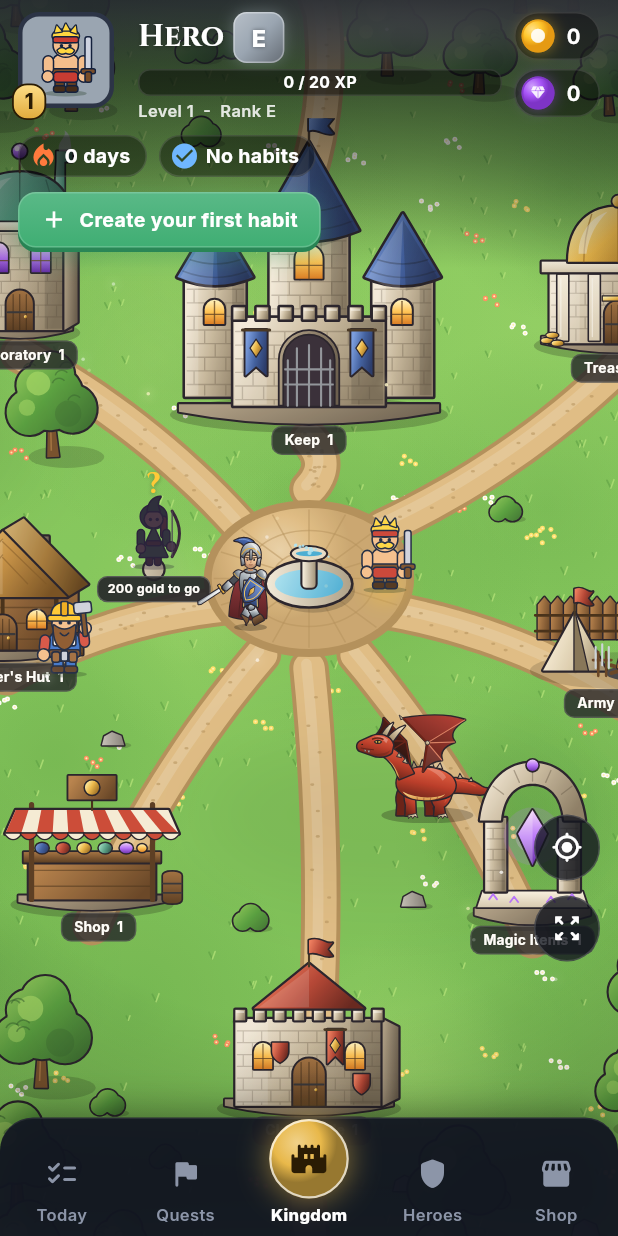
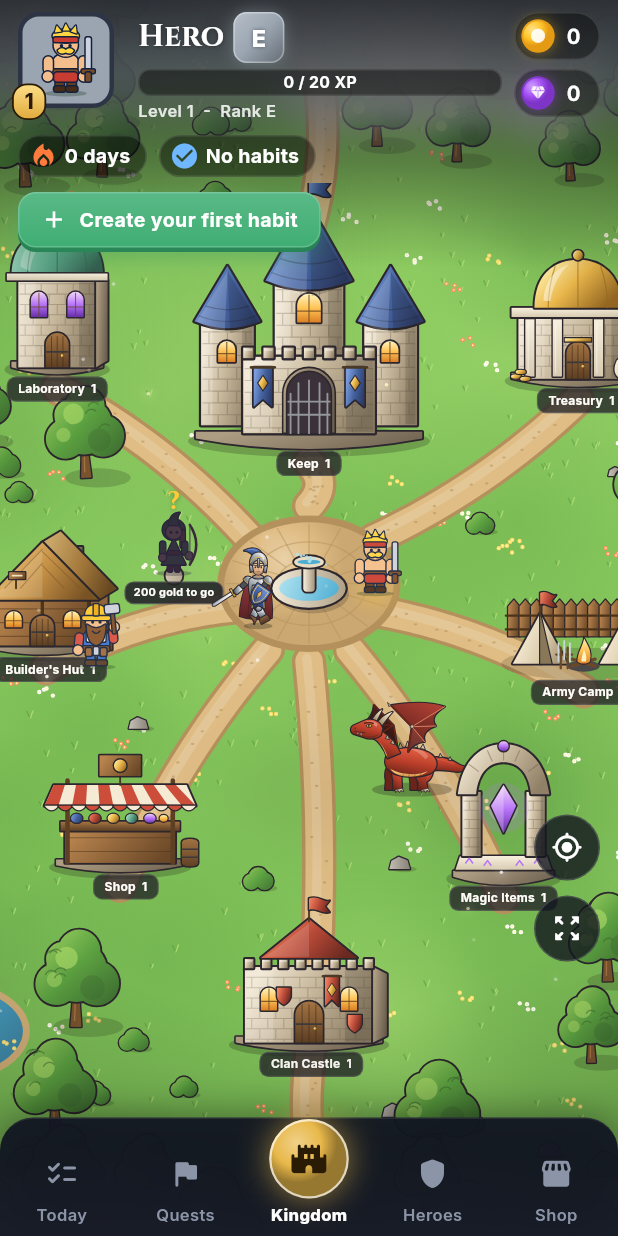
Before and after one commit to devloVinci/life_kingdom, a Flutter app: the screen it shows after launch, on a phone screen of 412 x 824 dp. Run offline on Flutter 3.47's test engine with Material 3 defaults, Android fonts, the phone set to English and light mode, and no system bars; our stand-ins replace flutter_local_notifications, flutter_riverpod, flutter_svg, go_router, google_fonts, shared_preferences and 1 more.

Commit message:
Show default cosmetics as equipped; polish autumn, currency pills, home zoom
Co-Authored-By: Claude Opus 5.5 <noreply@anthropic.com>
Claude-Session: https://claude.ai/code/session_01TbanZDgB3Qx8vE3XVTgAP2

```diff
--- a/lib/app/providers.dart
+++ b/lib/app/providers.dart
@@ -35,8 +35,7 @@ final seasonProvider = Provider<SeasonPack>((ref) => SeasonPack.byId(
 
 /// Equipped dragon skin id, e.g. `dragon_ember`.
 final dragonSkinProvider = Provider<String>((ref) =>
-    ref.watch(gameProvider.select((s) => s.equipped['dragonSkin'])) ??
-    'dragon_ember');
+    ref.watch(gameProvider.select((s) => s.equippedIn('dragonSkin')))!);
 
 class GameController extends Notifier<GameState> {
   @override
--- a/lib/core/characters/rig_data.dart
+++ b/lib/core/characters/rig_data.dart
@@ -1,6 +1,7 @@
 import 'dart:convert';
 import 'dart:ui';
 
+import 'package:flutter/foundation.dart';
 import 'package:flutter/services.dart';
 
 /// One stackable SVG layer of a character (all layers share one canvas).
@@ -58,6 +59,10 @@ class RigData {
 
   static final Map<String, Future<RigData?>> _cache = {};
 
+  /// Forgets loaded rigs (tests that pump several apps in a row).
+  @visibleForTesting
+  static void clearCache() => _cache.clear();
+
   /// Loads (and caches) a rig; resolves to null when the character has no art.
   static Future<RigData?> load(String slug, {AssetBundle? bundle}) {
     return _cache.putIfAbsent(slug, () async {
--- a/lib/core/game/models.dart
+++ b/lib/core/game/models.dart
@@ -316,6 +316,17 @@ class GameState {
   };
   static const defaultEquipped = {'character': 'char_raider'};
 
+  /// What each equip slot shows when nothing was chosen yet.
+  static const slotDefaults = {
+    'character': 'char_raider',
+    'uiTheme': 'ui_obsidian',
+    'season': 'season_summer',
+    'dragonSkin': 'dragon_ember',
+  };
+
+  /// Equipped item for [slot], falling back to the slot's default.
+  String? equippedIn(String slot) => equipped[slot] ?? slotDefaults[slot];
+
   final String playerName;
   final List<TaskItem> tasks;
   final int totalXp;
--- a/lib/core/widgets/resource_counter.dart
+++ b/lib/core/widgets/resource_counter.dart
@@ -50,7 +50,7 @@ class ResourceCounter extends StatelessWidget {
           ? const EdgeInsets.fromLTRB(4, 4, 14, 4)
           : const EdgeInsets.fromLTRB(4, 4, 12, 4),
       decoration: BoxDecoration(
-        color: p.chunky ? p.deep : Colors.black.withValues(alpha: 0.42),
+        color: p.chunky || !p.isDark ? p.deep : Colors.black.withValues(alpha: 0.42),
         borderRadius: BorderRadius.circular(20),
         border: Border.all(
             color: p.chunky ? AppColors.outline : Colors.white.withValues(alpha: 0.12),
--- a/lib/core/world/season.dart
+++ b/lib/core/world/season.dart
@@ -113,9 +113,9 @@ class SeasonPack {
     tagline: 'Amber forests, falling leaves and a low warm sun.',
     skyTop: Color(0xFFF2B47A),
     skyBottom: Color(0xFFFCE4C4),
-    grass: Color(0xFFB4B357),
-    grassDark: Color(0xFF7E7A35),
-    grassTuft: Color(0xFFD1C46E),
+    grass: Color(0xFF9DAE5A),
+    grassDark: Color(0xFF6C7535),
+    grassTuft: Color(0xFFC6C26E),
     path: Color(0xFFD7AE78),
     pathEdge: Color(0xFFA27A48),
     water: Color(0xFF4F93B8),
@@ -127,7 +127,7 @@ class SeasonPack {
     particleColors: [Color(0xFFE5782E), Color(0xFFFFB23F), Color(0xFFB8442A)],
     particleCount: 22,
     light: Color(0xFFFFB46A),
-    lightStrength: 0.12,
+    lightStrength: 0.08,
     ambience: 'wind',
   );
 
--- a/lib/features/kingdom/village/village_map.dart
+++ b/lib/features/kingdom/village/village_map.dart
@@ -127,7 +127,7 @@ class _VillageMapState extends ConsumerState<VillageMap> with TickerProviderStat
     return Matrix4(s, 0, 0, 0, 0, s, 0, 0, 0, 0, 1, 0, tx, ty, 0, 1);
   }
 
-  double _homeScale(Size vp) => (vp.width / 470).clamp(_minScale(vp), 1.8);
+  double _homeScale(Size vp) => (vp.width / 540).clamp(_minScale(vp), 1.8);
 
   void _flyTo(Offset focus, {double? scale}) {
     final vp = _viewport;
--- a/lib/features/shop/shop_screen.dart
+++ b/lib/features/shop/shop_screen.dart
@@ -117,7 +117,7 @@ class _ItemCard extends ConsumerWidget {
   Widget build(BuildContext context, WidgetRef ref) {
     final s = ref.watch(gameProvider);
     final owned = s.owned.contains(item.id);
-    final equipped = s.equipped[item.slot] == item.id;
+    final equipped = s.equippedIn(item.slot) == item.id;
 
     Widget action;
     if (equipped) {
@@ -251,7 +251,7 @@ Future<void> showItemPreview(
     builder: (ctx) => Consumer(builder: (ctx, ref, _) {
       final s = ref.watch(gameProvider);
       final owned = s.owned.contains(item.id);
-      final equipped = s.equipped[item.slot] == item.id;
+      final equipped = s.equippedIn(item.slot) == item.id;
       final big = switch (item.type) {
         ItemType.season => SizedBox(height: 150, child: SeasonSwatch(id: item.id, large: true)),
         ItemType.uiTheme => SizedBox(height: 150, child: ThemeSwatch(id: item.id, large: true)),
--- a/test_visual/screens_test.dart
+++ b/test_visual/screens_test.dart
@@ -9,6 +9,7 @@ import 'package:flutter/services.dart';
 import 'package:flutter_riverpod/flutter_riverpod.dart';
 import 'package:flutter_test/flutter_test.dart';
 import 'package:life_kingdom/app/providers.dart';
+import 'package:life_kingdom/core/characters/rig_data.dart';
 import 'package:life_kingdom/core/data/game_repository.dart';
 import 'package:life_kingdom/core/game/models.dart';
 import 'package:life_kingdom/core/theme/app_text.dart';
@@ -78,6 +79,7 @@ void main() {
 
   Future<void> shot(WidgetTester tester, String name, GameState s,
       {Future<void> Function(WidgetTester)? before}) async {
+    RigData.clearCache();
     tester.view.physicalSize = const Size(780, 1688);
     tester.view.devicePixelRatio = 2;
     addTearDown(tester.view.reset);
```
Also changed, not shown: 1 other file.
